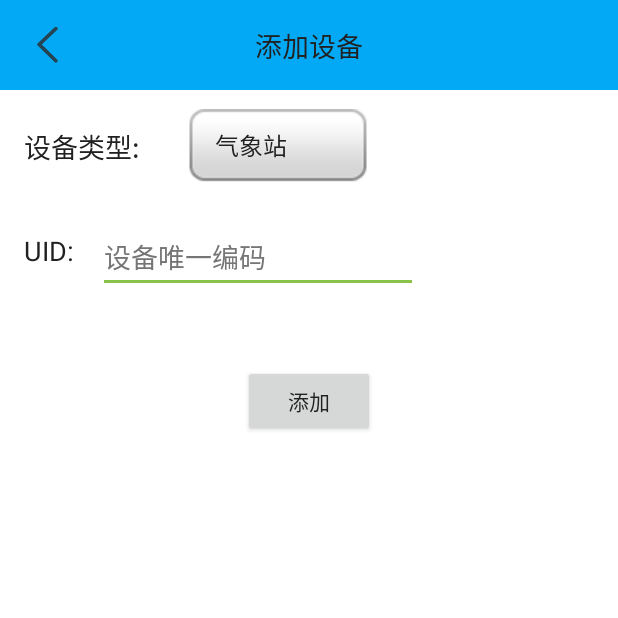
After one commit to zwfly/WeatherStationManager, an Android app: the AddDeviceActivity screen opened directly, with no data from a screen before it, on a phone screen of 412 x 824 dp, the top half of it. The commit adds this screen. Run offline under Robolectric (Android 15) with nearby library versions, the phone set to English and light mode, and no system bars; our stand-ins replace ButterKnife; libraries missing offline, so code that uses them is left out: com.blankj.utilcode.

Commit message:
20170626

```diff
--- a/app/build.gradle
+++ b/app/build.gradle
@@ -26,6 +26,8 @@ dependencies {
         exclude group: 'com.android.support', module: 'support-annotations'
     })
 
+    compile group: 'org.apache.commons', name: 'commons-lang3', version: '3.5'
+
     compile 'com.android.support:appcompat-v7:25.3.1'
     compile 'com.jakewharton:butterknife:7.0.0'
     compile 'com.squareup.okhttp3:okhttp:3.8.0'
@@ -38,9 +40,7 @@ dependencies {
     compile 'com.android.support:recyclerview-v7:25.3.1'
     compile 'com.kyleduo.switchbutton:library:1.4.6'
     compile 'org.eclipse.paho:org.eclipse.paho.client.mqttv3:1.1.0'
-    compile group: 'org.apache.commons', name: 'commons-lang3', version: '3.5'
     compile 'com.blankj:utilcode:1.7.1'
     compile 'com.luffykou:android-common-utils:1.1.3'
     testCompile 'junit:junit:4.12'
-
 }
--- a/app/src/main/java/com/yurunsd/weatherstationmanager/StartupActivity.java
+++ b/app/src/main/java/com/yurunsd/weatherstationmanager/StartupActivity.java
@@ -95,7 +95,7 @@ public class StartupActivity extends BaseActivity {
         @Override
         public void run() {
             try {
-                Thread.sleep(3000);
+                Thread.sleep(2000);
             } catch (InterruptedException e) {
                 e.printStackTrace();
             }
--- /dev/null
+++ b/app/src/main/java/com/yurunsd/weatherstationmanager/ui/AddDeviceActivity.java
@@ -0,0 +1,209 @@
+package com.yurunsd.weatherstationmanager.ui;
+
+import android.content.Intent;
+import android.os.Bundle;
+import android.os.Handler;
+import android.os.Looper;
+import android.support.v7.app.AppCompatActivity;
+import android.view.View;
+import android.widget.AdapterView;
+import android.widget.ArrayAdapter;
+import android.widget.Button;
+import android.widget.EditText;
+import android.widget.ImageView;
+import android.widget.Spinner;
+import android.widget.TextView;
+
+import com.blankj.utilcode.util.StringUtils;
+import com.google.gson.Gson;
+import com.google.gson.reflect.TypeToken;
+import com.yurunsd.weatherstationmanager.MainActivity;
+import com.yurunsd.weatherstationmanager.R;
+import com.yurunsd.weatherstationmanager.login.LoginActivity;
+import com.yurunsd.weatherstationmanager.login.store.CookieJarImpl;
+import com.yurunsd.weatherstationmanager.login.store.PersistentCookieStore;
+import com.yurunsd.weatherstationmanager.utils.ToastUtils;
+
+import java.io.IOException;
+import java.lang.reflect.Type;
+import java.util.Map;
+
+import butterknife.Bind;
+import butterknife.ButterKnife;
+import butterknife.OnClick;
+import okhttp3.Call;
+import okhttp3.Callback;
+import okhttp3.FormBody;
+import okhttp3.MediaType;
+import okhttp3.OkHttpClient;
+import okhttp3.Request;
+import okhttp3.RequestBody;
+import okhttp3.Response;
+
+import static com.yurunsd.weatherstationmanager.utils.GlobalConstants.UserDeviceAdd_URL;
+import static com.yurunsd.weatherstationmanager.utils.GlobalConstants.UserLogin_URL;
+
+public class AddDeviceActivity extends AppCompatActivity {
+
+    @Bind(R.id.iv_return)
+    ImageView ivReturn;
+    @Bind(R.id.iv_add)
+    ImageView ivAdd;
+    @Bind(R.id.tv_title)
+    TextView tvTitle;
+    @Bind(R.id.textView5)
+    TextView textView5;
+    @Bind(R.id.et_uid)
+    EditText etUid;
+    @Bind(R.id.spn_devicetype)
+    Spinner spnDevicetype;
+    @Bind(R.id.btn_add)
+    Button btnAdd;
+
+
+    @Override
+    protected void onCreate(Bundle savedInstanceState) {
+        super.onCreate(savedInstanceState);
+        setContentView(R.layout.activity_add_device);
+        ButterKnife.bind(this);
+
+
+        param_init();
+        title_init();
+
+
+        body_init();
+    }
+
+
+    private void param_init() {
+        persistentCookieStore = new PersistentCookieStore(getApplicationContext());
+    }
+
+    private void title_init() {
+
+        tvTitle.setText("添加设备");
+        ivReturn.setVisibility(View.VISIBLE);
+        ivAdd.setVisibility(View.INVISIBLE);
+    }
+
+    private void body_init() {
+
+        ArrayAdapter<String> ada = new ArrayAdapter<String>(this, android.R.layout.simple_spinner_item,
+                getResources().getStringArray(R.array.deviceType));
+        ada.setDropDownViewResource(android.R.layout.simple_spinner_dropdown_item);
+        spnDevicetype.setAdapter(ada);
+        spnDevicetype.setSelection(0);
+        spnDevicetype.setOnItemSelectedListener(new Spinner.OnItemSelectedListener() {
+
+            @Override
+            public void onItemSelected(AdapterView<?> parent, View view, int position, long id) {
+                System.out.println("spnDevicetype onItemSelected " + position);
+            }
+
+            @Override
+            public void onNothingSelected(AdapterView<?> parent) {
+                System.out.println("spnDevicetype onNothingSelected " + parent.getCount());
+            }
+        });
+    }
+
+
+    @OnClick({R.id.iv_return, R.id.iv_add, R.id.tv_title, R.id.btn_add})
+    public void onViewClicked(View view) {
+        switch (view.getId()) {
+            case R.id.iv_return:
+                finish();
+                break;
+            case R.id.iv_add:
+                break;
+            case R.id.tv_title:
+                break;
+            case R.id.btn_add:
+
+
+                if (etUid.getText().toString().length() < 16) {
+                    ToastUtils.showShort(getApplicationContext(), "输入有误");
+                } else {
+                    int type = 2 + spnDevicetype.getSelectedItemPosition();
+                    addDevice(type, etUid.getText().toString());
+
+                    btnAdd.setText(btnAdd.getText() + "...");
+                    btnAdd.setEnabled(false);
+                }
+
+
+                break;
+        }
+    }
+
+    Handler mhandler = new Handler(Looper.getMainLooper());
+    private PersistentCookieStore persistentCookieStore;
+
+    private void addDevice(int type, String uid) {
+        MediaType JSON = MediaType.parse("application/json; charset=utf-8");
+
+        System.out.println(type + ", " + uid);
+
+        RequestBody body = new FormBody.Builder()
+                .add("type", String.valueOf(type))
+                .add("uid", uid)
+                .build();
+
+        CookieJarImpl cookieJarImpl = new CookieJarImpl(persistentCookieStore);
+        Request request = new Request.Builder().post(body).url(UserDeviceAdd_URL).build();
+        OkHttpClient client = new OkHttpClient().newBuilder().cookieJar(cookieJarImpl).build();
+        client.newCall(request).enqueue(new Callback() {
+            @Override
+            public void onFailure(Call call, IOException e) {
+
+                btnAdd.setText("添加");
+                btnAdd.setEnabled(true);
+
+                mhandler.post(new Runnable() {
+                    public void run() {
+                        ToastUtils.showShort(AddDeviceActivity.this, "服务器超时");
+
+                    }
+                });
+            }
+
+            @Override
+            public void onResponse(Call call, Response response) throws IOException {
+
+                String bodystring = response.body().string();
+                System.out.println("body " + bodystring);
+                Type type = new TypeToken<Map<String, String>>() {
+                }.getType();
+                final Map<String, String> map = new Gson().fromJson(bodystring, type);
+
+                final String isSuccess = map.get("isSuccess");
+                mhandler.post(new Runnable() {
+                    public void run() {
+                        String msg = map.get("msg");
+                        if (!StringUtils.equals(msg, null)) {
+                            ToastUtils.showLong(AddDeviceActivity.this, msg);
+                        } else {
+                            ToastUtils.showLong(AddDeviceActivity.this, "数据解析错误");
+                        }
+                        if (StringUtils.equals(isSuccess, "y")) {
+                            ToastUtils.showShort(getApplicationContext(), "添加成功");
+
+                            finish();
+                        } else if (StringUtils.equals(isSuccess, "n")) {
+
+                            ToastUtils.showShort(getApplicationContext(), "添加失败");
+
+                        }
+                        btnAdd.setText("添加");
+                        btnAdd.setEnabled(true);
+                    }
+                });
+
+
+            }
+        });
+
+
+    }
+}
--- a/app/src/main/java/com/yurunsd/weatherstationmanager/utils/GlobalConstants.java
+++ b/app/src/main/java/com/yurunsd/weatherstationmanager/utils/GlobalConstants.java
@@ -13,6 +13,8 @@ public class GlobalConstants {
     public static final String UserInfo_URL = SERVER_URL + "/yurunsd/user/info";
     public static final String UserDevices_URL = SERVER_URL + "/yurunsd/user/devices";
 
+    public static final String UserDeviceAdd_URL = SERVER_URL + "/yurunsd/user/device/add";
+
     public static final String WSDeviceRecords_URL = SERVER_URL + "/yurunsd/weatherstation/device/records";
     public static final String WSDeviceItems_URL = SERVER_URL + "/yurunsd/weatherstation/device/items";
 
--- /dev/null
+++ b/app/src/main/res/drawable-mdpi/btn_style_white.xml
@@ -0,0 +1,9 @@
+<?xml version="1.0" encoding="UTF-8"?>
+<selector
+  xmlns:android="http://schemas.android.com/apk/res/android">
+    <item android:state_enabled="false" android:drawable="@drawable/btn_style_one_disabled" />
+    <item android:state_focused="true" android:state_pressed="true" android:drawable="@drawable/btn_style_two_pressed" />
+    <item android:state_focused="false" android:state_pressed="true" android:drawable="@drawable/btn_style_two_pressed" />
+    <item android:state_focused="true" android:drawable="@drawable/btn_style_two_focused" />
+    <item android:state_focused="false" android:drawable="@drawable/btn_style_two_normal" />
+</selector>
--- /dev/null
+++ b/app/src/main/res/layout/activity_add_device.xml
@@ -0,0 +1,82 @@
+<?xml version="1.0" encoding="utf-8"?>
+<android.support.constraint.ConstraintLayout xmlns:android="http://schemas.android.com/apk/res/android"
+    xmlns:app="http://schemas.android.com/apk/res-auto"
+    xmlns:tools="http://schemas.android.com/tools"
+    android:layout_width="match_parent"
+    android:layout_height="match_parent"
+    android:background="@android:color/background_light"
+    tools:context="com.yurunsd.weatherstationmanager.ui.AddDeviceActivity">
+
+
+    <include
+        layout="@layout/common_title_layout"
+        android:layout_width="0dp"
+        android:layout_height="wrap_content"
+        app:layout_constraintLeft_toLeftOf="parent"
+        app:layout_constraintRight_toRightOf="parent"
+        app:layout_constraintTop_toTopOf="parent"
+        android:id="@+id/include2" />
+
+    <TextView
+        android:id="@+id/textView5"
+        android:layout_width="wrap_content"
+        android:layout_height="wrap_content"
+        android:layout_marginLeft="16dp"
+        android:layout_marginTop="32dp"
+        android:text="UID:"
+        android:textColor="@color/primary_text"
+        android:textSize="18sp"
+        app:layout_constraintLeft_toLeftOf="parent"
+        app:layout_constraintTop_toBottomOf="@+id/spn_devicetype"
+        android:layout_marginStart="16dp" />
+
+    <EditText
+        android:id="@+id/et_uid"
+        android:layout_width="wrap_content"
+        android:layout_height="wrap_content"
+        android:layout_marginLeft="16dp"
+        android:layout_marginStart="16dp"
+        android:ems="10"
+        android:hint="设备唯一编码"
+        android:inputType="textPassword"
+        android:textColor="@color/primary_text"
+        android:textColorHint="@color/secondary_text"
+        app:layout_constraintBottom_toBottomOf="@+id/textView5"
+        app:layout_constraintLeft_toRightOf="@+id/textView5"
+        app:layout_constraintTop_toTopOf="@+id/textView5"
+        app:layout_constraintVertical_bias="0.333" />
+
+    <Spinner
+        android:id="@+id/spn_devicetype"
+        android:layout_width="120dp"
+        android:layout_height="50dp"
+        android:layout_marginBottom="0dp"
+        android:layout_marginLeft="32dp"
+        android:layout_marginTop="0dp"
+        android:background="@drawable/btn_style_white"
+        app:layout_constraintBottom_toBottomOf="@+id/textView6"
+        app:layout_constraintLeft_toRightOf="@+id/textView6"
+        app:layout_constraintTop_toTopOf="@+id/textView6" />
+
+    <Button
+        android:id="@+id/btn_add"
+        android:layout_width="wrap_content"
+        android:layout_height="wrap_content"
+        android:layout_marginTop="64dp"
+        android:text="添加"
+        app:layout_constraintLeft_toLeftOf="parent"
+        app:layout_constraintRight_toRightOf="parent"
+        app:layout_constraintTop_toBottomOf="@+id/textView5" />
+
+    <TextView
+        android:id="@+id/textView6"
+        android:layout_width="wrap_content"
+        android:layout_height="wrap_content"
+        android:layout_marginLeft="16dp"
+        android:layout_marginStart="16dp"
+        android:layout_marginTop="24dp"
+        android:text="设备类型:"
+        android:textSize="18sp"
+        app:layout_constraintLeft_toLeftOf="parent"
+        app:layout_constraintTop_toBottomOf="@+id/include2" />
+</android.support.constraint.ConstraintLayout>
--- /dev/null
+++ b/app/src/main/res/values/arrays.xml
@@ -0,0 +1,8 @@
+<?xml version="1.0" encoding="utf-8"?>
+<resources>
+    <string-array name="deviceType">
+        <item>气象站</item>
+        <item>雾炮</item>
+    </string-array>
+
+</resources>
--- a/app/src/main/res/values/colors.xml
+++ b/app/src/main/res/values/colors.xml
@@ -7,7 +7,7 @@
     <color name="colorAccent">#8BC34A</color>
     <color name="primary_text">#212121</color>
     <color name="secondary_text">#757575</color>
-    <color name="icons">#FFFFFF</color>
+    <!--<color name="icons">#FFFFFF</color>-->
     <color name="divider">#BDBDBD</color>
 
 
--- a/app/src/main/res/values/styles.xml
+++ b/app/src/main/res/values/styles.xml
@@ -8,12 +8,19 @@
         <item name="colorAccent">@color/colorAccent</item>
 
     </style>
-    <style name="myAppTheme" parent="Theme.AppCompat.NoActionBar">
+    <style name="myAppTheme" parent="Theme.AppCompat.Light">
         <!-- Customize your theme here. -->
         <item name="colorPrimary">@color/colorPrimary</item>
         <item name="colorPrimaryDark">@color/colorPrimaryDark</item>
         <item name="colorAccent">@color/colorAccent</item>
 
+        <item name="android:textColor">@color/primary_text</item>
+
+
+        <item name="windowActionBar">false</item>
+        <item name="windowNoTitle">true</item>
+        <item name="android:windowNoTitle">true</item>
+        <item name="android:windowFullscreen">false</item>
     </style>
 
     <style name="AppTheme.NoActionBar">
```
Also changed, not shown: app/src/main/AndroidManifest.xml (+3 -7 lines), app/src/main/java/com/yurunsd/weatherstationmanager/fragment/HomepageFragment.java (+17 -15 lines), app/src/main/java/com/yurunsd/weatherstationmanager/login/RegisterActivity.java (+12 -10 lines), app/src/main/res/layout/item_devicelist.xml (+16 -1 lines), app/src/main/res/drawable-mdpi/btn_style_one_disabled.9.png (added), app/src/main/res/drawable-mdpi/btn_style_two_focused.9.png (added), app/src/main/res/drawable-mdpi/btn_style_two_normal.9.png (added), app/src/main/res/drawable-mdpi/btn_style_two_pressed.9.png (added).
